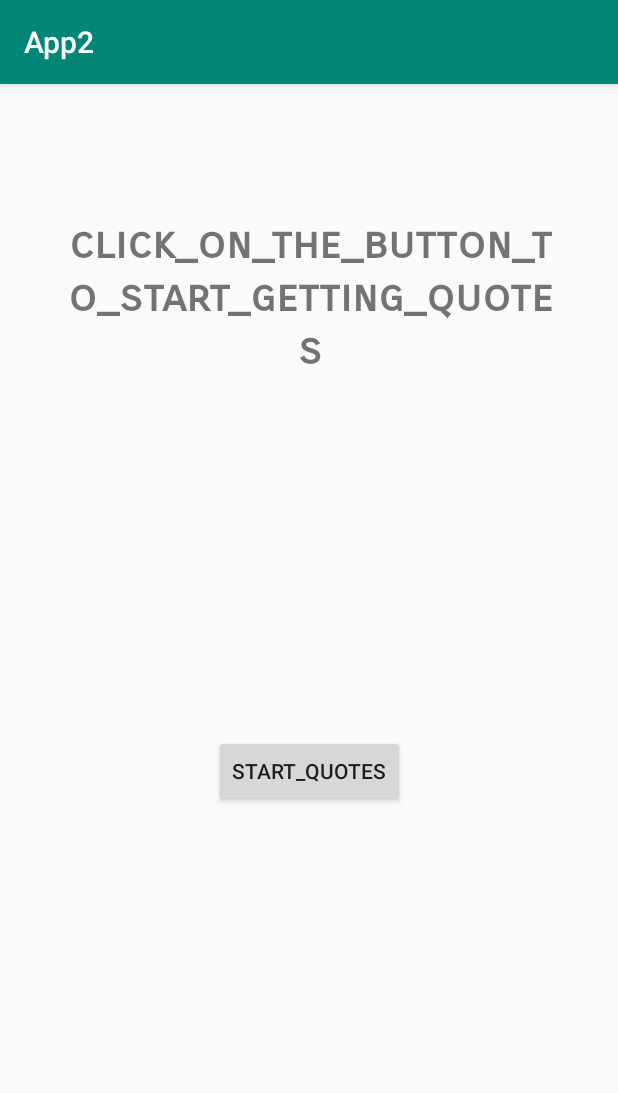
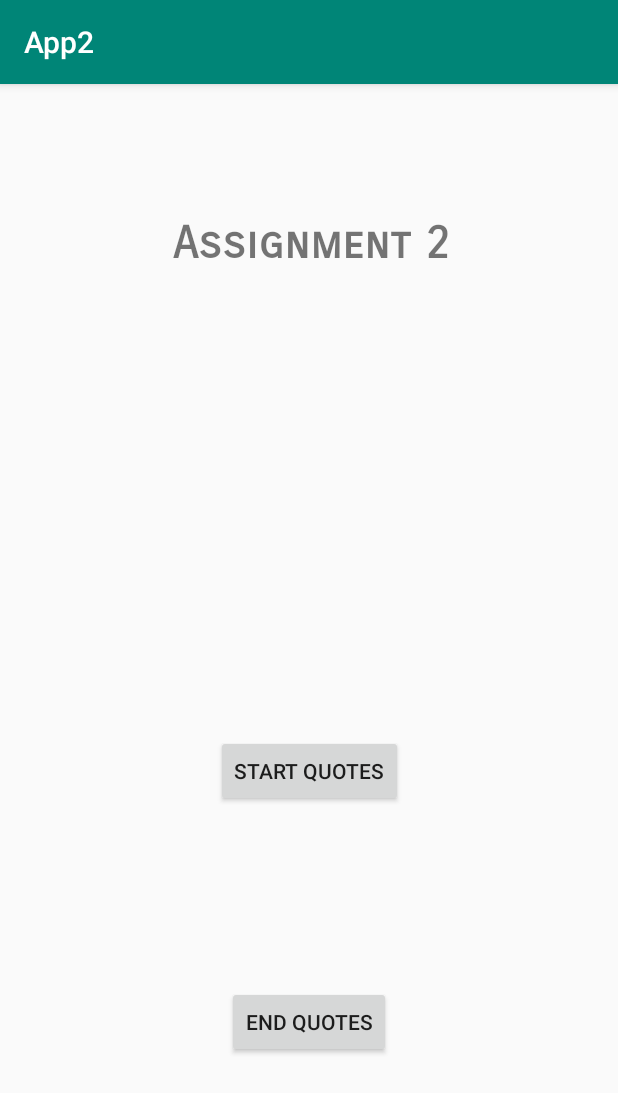
Before and after one commit to mayakerem/miLab-AppDev, an Android app: the screen it shows after launch (MainActivity), on a phone screen of 412 x 824 dp. Shown: the top 1093 px of the screen. Run offline under Robolectric (Android 15) with nearby library versions, the phone set to English and light mode, and no system bars.

Commit message:
Generally works, buttons bugs

```diff
--- a/App2/app/src/main/AndroidManifest.xml
+++ b/App2/app/src/main/AndroidManifest.xml
@@ -16,6 +16,10 @@
                 <category android:name="android.intent.category.LAUNCHER" />
             </intent-filter>
         </activity>
+        <receiver android:enabled="true" android:name=".NotificationReceiver"/>
+        <service android:name=".QuoteNotificationService" android:exported="false"/>
     </application>
 
+<uses-permission android:name="android.permission.INTERNET"></uses-permission>
+
 </manifest>
--- a/App2/app/src/main/java/com/example/mayakerem/app2/MainActivity.java
+++ b/App2/app/src/main/java/com/example/mayakerem/app2/MainActivity.java
@@ -3,6 +3,7 @@ package com.example.mayakerem.app2;
 import android.app.PendingIntent;
 import android.content.Intent;
 import android.content.IntentFilter;
+import android.drm.DrmStore;
 import android.support.v7.app.AppCompatActivity;
 import android.os.Bundle;
 import android.view.View;
@@ -15,19 +16,26 @@ public class MainActivity extends AppCompatActivity {
         super.onCreate(savedInstanceState);
         setContentView(R.layout.activity_main);
 
-        Button notifyButton = (Button)findViewById(R.id.button);
+        Button startButton = (Button)findViewById(R.id.start_button);
         final QuoteNotificationService notification = new QuoteNotificationService();
-        notifyButton.setOnClickListener(new View.OnClickListener() {
+        startButton.setOnClickListener(new View.OnClickListener() {
             @Override
             public void onClick(View view) {
-                Intent intent = new Intent(MainActivity.this, MainActivity.class);
-                intent.setFlags(Intent.FLAG_ACTIVITY_NEW_TASK | Intent.FLAG_ACTIVITY_CLEAR_TASK);
-                PendingIntent pendingIntent = PendingIntent.getActivity(MainActivity.this, 0, intent, 0);
-//               TODO: Ask Daniel, How you connect the Intent Service to an on button event.
+//                Intent intent = new Intent(MainActivity.this, QuoteNotificationService.class);
+//                startService(intent);
+//                QuoteNotificationService.doAction(notification);
+                QuoteNotificationService.doAction(MainActivity.this);
 
             }
         });
+
+        Button endButton = (Button)findViewById(R.id.end_button);
+        endButton.setOnClickListener(new View.OnClickListener() {
+            @Override
+            public void onClick(View view) {
+//                Intent intent = new Intent(MainActivity.this, QuoteNotificationService.class);
+//                stopService(intent);
+            }
+        });
     }
-
-
 }
--- a/App2/app/src/main/res/layout/activity_main.xml
+++ b/App2/app/src/main/res/layout/activity_main.xml
@@ -13,7 +13,7 @@
         android:layout_height="121dp"
         android:layout_marginTop="88dp"
         android:fontFamily="sans-serif-smallcaps"
-        android:text="click_on_the_button_to_start_getting_quotes"
+        android:text="@string/assignment_2"
         android:textAlignment="center"
         android:textSize="30sp"
         android:textStyle="bold"
@@ -23,17 +23,31 @@
         app:layout_constraintTop_toTopOf="parent" />
 
     <Button
-        android:id="@+id/button"
+        android:id="@+id/start_button"
         android:layout_width="wrap_content"
         android:layout_height="wrap_content"
         android:layout_marginStart="8dp"
         android:layout_marginTop="96dp"
         android:layout_marginEnd="8dp"
         android:layout_marginBottom="158dp"
-        android:text="start_quotes"
+        android:text="@string/start_quotes"
         app:layout_constraintBottom_toBottomOf="parent"
         app:layout_constraintEnd_toEndOf="parent"
         app:layout_constraintStart_toStartOf="parent"
         app:layout_constraintTop_toBottomOf="@+id/title" />
 
+    <Button
+        android:id="@+id/end_button"
+        android:layout_width="wrap_content"
+        android:layout_height="wrap_content"
+        android:layout_marginStart="8dp"
+        android:layout_marginTop="8dp"
+        android:layout_marginEnd="8dp"
+        android:layout_marginBottom="8dp"
+        android:text="@string/end_quotes"
+        app:layout_constraintBottom_toBottomOf="parent"
+        app:layout_constraintEnd_toEndOf="parent"
+        app:layout_constraintStart_toStartOf="parent"
+        app:layout_constraintTop_toBottomOf="@+id/start_button" />
+
 </android.support.constraint.ConstraintLayout>
--- a/App2/app/src/main/res/values/strings.xml
+++ b/App2/app/src/main/res/values/strings.xml
@@ -1,3 +1,6 @@
 <resources>
     <string name="app_name">App2</string>
+    <string name="end_quotes">End Quotes</string>
+    <string name="start_quotes">Start Quotes</string>
+    <string name="assignment_2">Assignment 2</string>
 </resources>
```
Also changed, not shown: App2/app/src/main/java/com/example/mayakerem/app2/NotificationReceiver.java (+5 -2 lines), App2/app/src/main/java/com/example/mayakerem/app2/QuoteNotificationService.java (+43 -13 lines).
